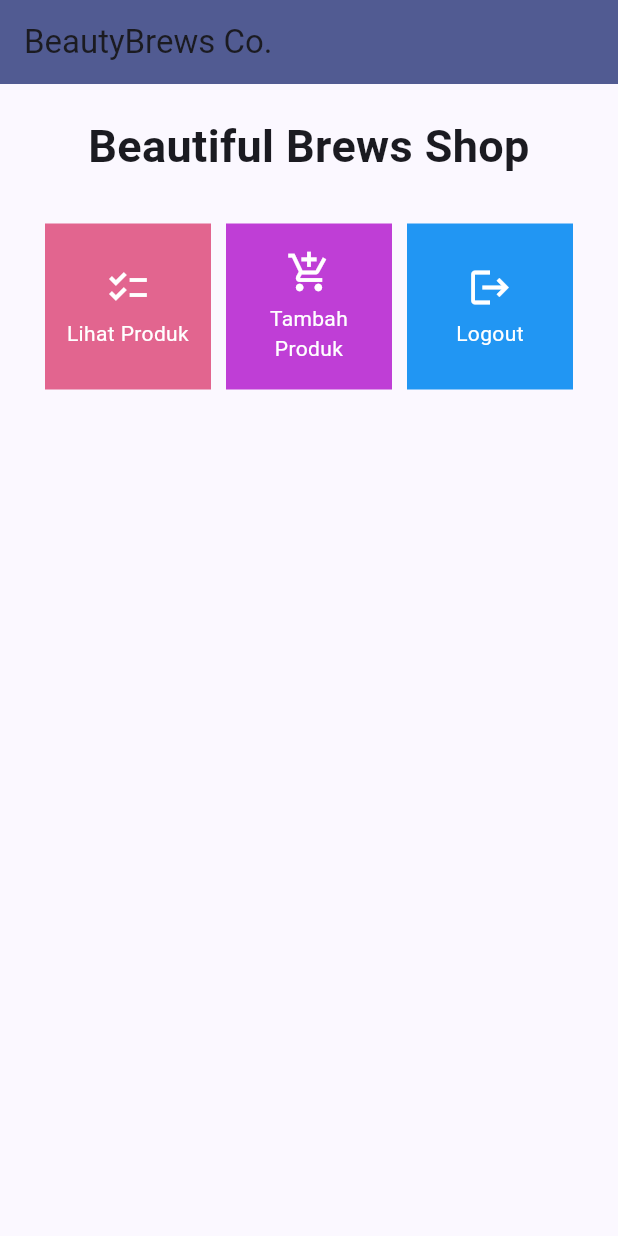
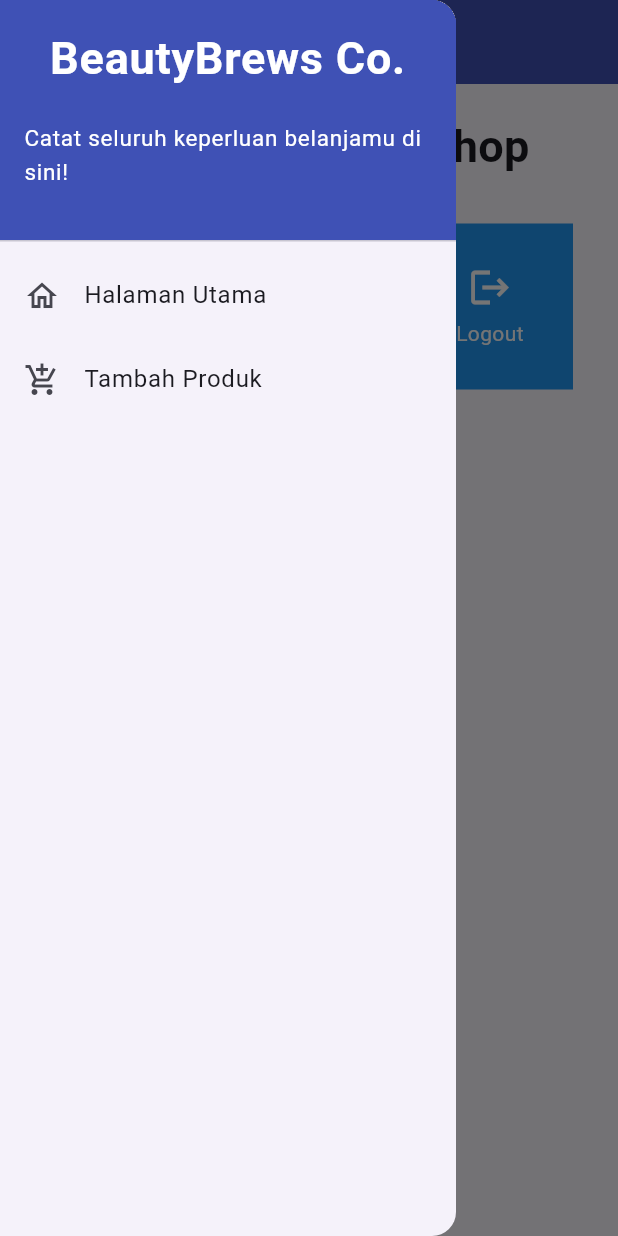
Before and after one commit to widyaprms/beautiful-brews-mobile, a Flutter app: the screen it shows after launch, with the side drawer open (before the commit the screen has no drawer), on a phone screen of 412 x 824 dp. Run offline on Flutter 3.47's test engine with Material 2 defaults, Android fonts, the phone set to English and light mode, and no system bars.

Commit message:
Mulai mengerjakan tugas 8 sesuai tutorial

```diff
--- a/lib/main.dart
+++ b/lib/main.dart
@@ -1,5 +1,5 @@
 import 'package:flutter/material.dart';
-import 'package:beautiful_brews/menu.dart';
+import 'package:beautiful_brews/screens/menu.dart';
 
 void main() {
   runApp(const MyApp());
--- a/lib/menu.dart
+++ /dev/null
@@ -1,116 +0,0 @@
-import 'package:flutter/material.dart';
-
-class MyHomePage extends StatelessWidget {
-    MyHomePage({Key? key}) : super(key: key);
-
-    final List<ShopItem> items = [
-    ShopItem("Lihat Produk", Icons.checklist, const Color.fromARGB(255, 226, 101, 143)),
-    ShopItem("Tambah Produk", Icons.add_shopping_cart, const Color.fromARGB(255, 191, 62, 214)),
-    ShopItem("Logout", Icons.logout, Colors.blue),
-];
-
-
-    @override
-    Widget build(BuildContext context) {
-        return Scaffold(
-      appBar: AppBar(
-        title: const Text(
-          'BeautyBrews Co.',
-        ),
-        backgroundColor: Theme.of(context).colorScheme.primary,
-      ),
-      body: SingleChildScrollView(
-        // Widget wrapper yang dapat discroll
-        child: Padding(
-          padding: const EdgeInsets.all(10.0), // Set padding dari halaman
-          child: Column(
-            // Widget untuk menampilkan children secara vertikal
-            children: <Widget>[
-              const Padding(
-                padding: EdgeInsets.only(top: 10.0, bottom: 10.0),
-                // Widget Text untuk menampilkan tulisan dengan alignment center dan style yang sesuai
-                child: Text(
-                  'Beautiful Brews Shop', // Text yang menandakan toko
-                  textAlign: TextAlign.center,
-                  style: TextStyle(
-                    fontSize: 30,
-                    fontWeight: FontWeight.bold,
-                  ),
-                ),
-              ),
-              // Grid layout
-              GridView.count(
-                // Container pada card kita.
-                primary: true,
-                padding: const EdgeInsets.all(20),
-                crossAxisSpacing: 10,
-                mainAxisSpacing: 10,
-                crossAxisCount: 3,
-                shrinkWrap: true,
-                children: items.map((ShopItem item) {
-                  // Iterasi untuk setiap item
-                  return ShopCard(item);
-                }).toList(),
-              ),
-            ],
-          ),
-        ),
-      ),
-    );
-  }
-}
-
-
-class ShopCard extends StatelessWidget {
-  final ShopItem item;
-
-  const ShopCard(this.item, {super.key}); // Constructor
-
-  @override
-  Widget build(BuildContext context) {
-    return Material(
-      color: item.color,
-      child: InkWell(
-        // Area responsive terhadap sentuhan
-        onTap: () {
-          // Memunculkan SnackBar ketika diklik
-          ScaffoldMessenger.of(context)
-            ..hideCurrentSnackBar()
-            ..showSnackBar(SnackBar(
-                content: Text("Kamu telah menekan tombol ${item.name}!")));
-        },
-        child: Container(
-          // Container untuk menyimpan Icon dan Text
-          padding: const EdgeInsets.all(8),
-          child: Center(
-            child: Column(
-              mainAxisAlignment: MainAxisAlignment.center,
-              children: [
-                Icon(
-                  item.icon,
-                  color: Colors.white,
-                  size: 30.0,
-                ),
-                const Padding(padding: EdgeInsets.all(3)),
-                Text(
-                  item.name,
-                  textAlign: TextAlign.center,
-                  style: const TextStyle(color: Colors.white),
-                ),
-              ],
-            ),
-          ),
-        ),
-      ),
-    );
-  }
-}
-
-
-class ShopItem {
-  final String name;
-  final IconData icon;
-  final Color color;  // Data field tambahan
-
-  ShopItem(this.name, this.icon, this.color);
-}
--- /dev/null
+++ b/lib/screens/menu.dart
@@ -0,0 +1,65 @@
+import 'package:flutter/material.dart';
+import 'package:beautiful_brews/widgets/shop_card.dart';
+import 'package:beautiful_brews/widgets/left_drawer.dart';
+
+
+class MyHomePage extends StatelessWidget {
+    MyHomePage({Key? key}) : super(key: key);
+    final List<ShopItem> items = [
+      ShopItem("Lihat Produk", Icons.checklist, const Color.fromARGB(255, 226, 101, 143)),
+      ShopItem("Tambah Produk", Icons.add_shopping_cart, const Color.fromARGB(255, 191, 62, 214)),
+      ShopItem("Logout", Icons.logout, Colors.blue),
+    ];
+
+    @override
+    Widget build(BuildContext context) {
+        return Scaffold(
+        appBar: AppBar(
+          title: const Text(
+            'BeautyBrews Co.',
+          ),
+          backgroundColor: Colors.indigo,
+          foregroundColor: Colors.white,
+        ),
+        drawer: const LeftDrawer(),
+
+        body: SingleChildScrollView(
+          // Widget wrapper yang dapat discroll
+          child: Padding(
+            padding: const EdgeInsets.all(10.0), // Set padding dari halaman
+            child: Column(
+              // Widget untuk menampilkan children secara vertikal
+              children: <Widget>[
+                const Padding(
+                  padding: EdgeInsets.only(top: 10.0, bottom: 10.0),
+                  // Widget Text untuk menampilkan tulisan dengan alignment center dan style yang sesuai
+                  child: Text(
+                    'Beautiful Brews Shop', // Text yang menandakan toko
+                    textAlign: TextAlign.center,
+                    style: TextStyle(
+                      fontSize: 30,
+                      fontWeight: FontWeight.bold,
+                    ),
+                  ),
+                ),
+                // Grid layout
+                GridView.count(
+                  // Container pada card kita.
+                  primary: true,
+                  padding: const EdgeInsets.all(20),
+                  crossAxisSpacing: 10,
+                  mainAxisSpacing: 10,
+                  crossAxisCount: 3,
+                  shrinkWrap: true,
+                  children: items.map((ShopItem item) {
+                    // Iterasi untuk setiap item
+                    return ShopCard(item);
+                  }).toList(),
+                ),
+              ],
+            ),
+          ),
+        ),
+      );
+    }
+}
--- /dev/null
+++ b/lib/widgets/left_drawer.dart
@@ -0,0 +1,73 @@
+import 'package:flutter/material.dart';
+import 'package:beautiful_brews/screens/menu.dart';
+import 'package:beautiful_brews/screens/beautiful_brews_form.dart';
+
+class LeftDrawer extends StatelessWidget {
+  const LeftDrawer({super.key});
+
+  @override
+  Widget build(BuildContext context) {
+    return Drawer(
+      child: ListView(
+        children: [
+          const DrawerHeader(
+            decoration: BoxDecoration(
+              color: Colors.indigo,
+            ),
+            child: Column(
+              children: [
+                Text(
+                  'BeautyBrews Co.',
+                  textAlign: TextAlign.center,
+                  style: TextStyle(
+                    fontSize: 30,
+                    fontWeight: FontWeight.bold,
+                    color: Colors.white,
+                  ),
+                ),
+                Padding(padding: EdgeInsets.all(10)),
+                Text("Catat seluruh keperluan belanjamu di sini!",
+                    // TODO: Tambahkan gaya teks dengan center alignment, font ukuran 15, warna putih, dan weight biasa
+                      style: TextStyle(
+                        fontSize: 15.0,
+                        fontWeight: FontWeight.normal,
+                        color: Colors.white
+                     )
+                    ),
+              ],
+            ),
+          ),
+          // TODO: Bagian routing
+          ListTile(
+            leading: const Icon(Icons.home_outlined),
+            title: const Text('Halaman Utama'),
+            // Bagian redirection ke MyHomePage
+            onTap: () {
+              Navigator.pushReplacement(
+                  context,
+                  MaterialPageRoute(
+                    builder: (context) => MyHomePage(),
+                  ));
+            },
+          ),
+          ListTile(
+            leading: const Icon(Icons.add_shopping_cart),
+            title: const Text('Tambah Produk'),
+            // Bagian redirection ke ShopFormPage
+            onTap: () {
+              /*
+              TODO: Buatlah routing ke ShopFormPage di sini,
+              setelah halaman ShopFormPage sudah dibuat.
+              */
+               Navigator.pushReplacement(
+                  context,
+                  MaterialPageRoute(
+                    builder: (context) => const ShopFormPage(),
+                  ));
+            },
+          ),
+        ],
+      ),
+    );
+  }
+}
--- /dev/null
+++ b/lib/widgets/shop_card.dart
@@ -0,0 +1,63 @@
+import 'package:flutter/material.dart';
+import 'package:beautiful_brews/screens/beautiful_brews_form.dart';
+
+class ShopCard extends StatelessWidget {
+  final ShopItem item;
+
+  const ShopCard(this.item, {super.key}); // Constructor
+
+  @override
+  Widget build(BuildContext context) {
+    return Material(
+      color: item.color,
+      child: InkWell(
+        // Area responsive terhadap sentuhan
+        onTap: () {
+          // Memunculkan SnackBar ketika diklik
+          ScaffoldMessenger.of(context)
+            ..hideCurrentSnackBar()
+            ..showSnackBar(SnackBar(
+                content: Text("Kamu telah menekan tombol ${item.name}!")));
+          if (item.name == "Tambah Produk") {
+            Navigator.push(
+            context,
+            MaterialPageRoute(
+              builder: (context) => const ShopFormPage(),
+            ));
+          }
+        },
+
+        child: Container(
+          // Container untuk menyimpan Icon dan Text
+          padding: const EdgeInsets.all(8),
+          child: Center(
+            child: Column(
+              mainAxisAlignment: MainAxisAlignment.center,
+              children: [
+                Icon(
+                  item.icon,
+                  color: Colors.white,
+                  size: 30.0,
+                ),
+                const Padding(padding: EdgeInsets.all(3)),
+                Text(
+                  item.name,
+                  textAlign: TextAlign.center,
+                  style: const TextStyle(color: Colors.white),
+                ),
+              ],
+            ),
+          ),
+        ),
+      ),
+    );
+  }
+}
+
+class ShopItem {
+  final String name;
+  final IconData icon;
+  final Color color;
+
+  ShopItem(this.name, this.icon,this.color);
+}
```
Also changed, not shown: lib/screens/beautiful_brews_form.dart (added, +167 -0 lines).
